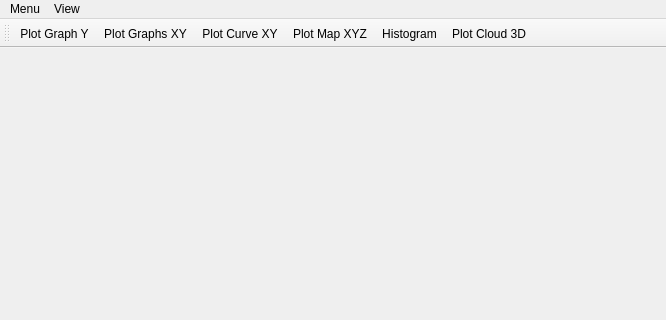
Before: the Qt Designer form mainwindow.ui in gobelin88/graphy, drawn with Qt 5; both pictures show x 0 to 666 and y 0 to 320 of the 666 by 629 pixel window.
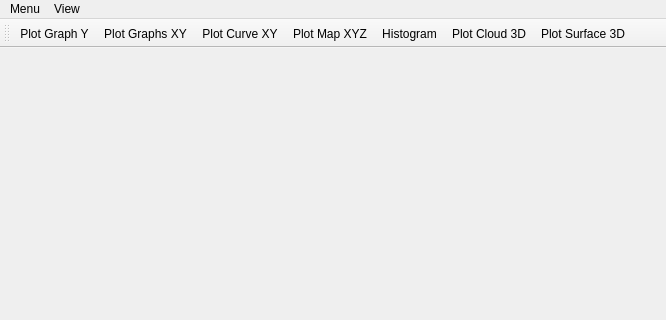
After: the same form once the commit is applied.

Patch:
```diff
--- a/mainwindow.ui
+++ b/mainwindow.ui
@@ -31,6 +31,7 @@
    <addaction name="actionPlot_MapXYZ"/>
    <addaction name="actionHistogram"/>
    <addaction name="actionPlot_Cloud_3D"/>
+   <addaction name="actionPlot_Surface_3D"/>
   </widget>
   <widget class="QMenuBar" name="menuBar">
    <property name="geometry">
@@ -166,6 +167,11 @@
     <string>Plot Cloud 3D</string>
    </property>
   </action>
+  <action name="actionPlot_Surface_3D">
+   <property name="text">
+    <string>Plot Surface 3D</string>
+   </property>
+  </action>
  </widget>
  <layoutdefault spacing="6" margin="11"/>
  <resources/>
```
Left out of the diff: 2 changed lines with no effect on the pictures.
